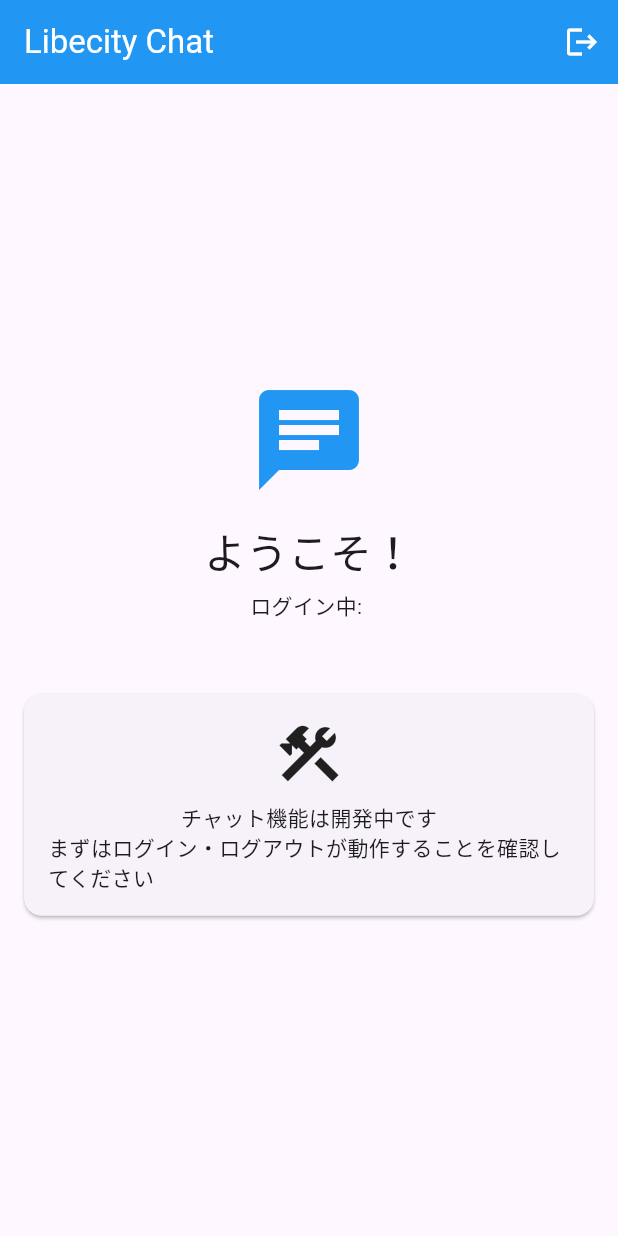
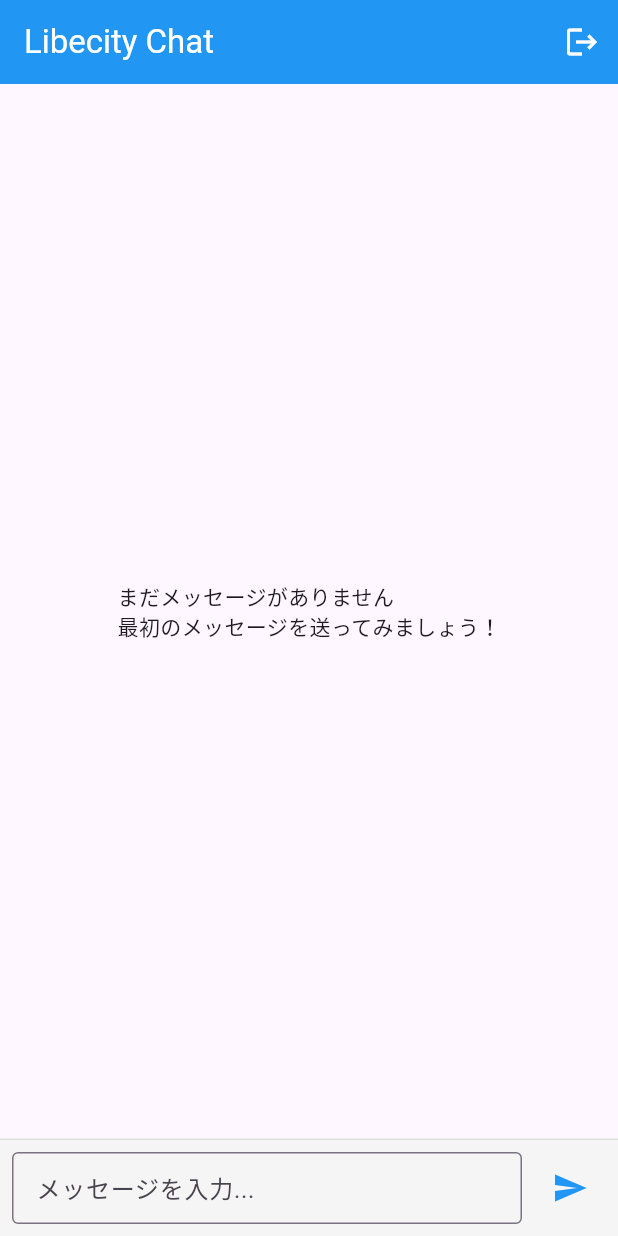
Before and after one commit to naoto-gigit/libecity_app, a Flutter app: the screen it shows once a user with an empty profile is signed in, on a phone screen of 412 x 824 dp. Run offline on Flutter 3.47's test engine with Material 3 defaults, Android fonts, the phone set to English and light mode, and no system bars; our stand-ins replace cloud_firestore, firebase_auth, firebase_core, flutter_riverpod, hive_flutter; accounts and stored records are empty.

Commit message:
リアルタイムチャット機能を実装: Firestore連携完了

```diff
--- /dev/null
+++ b/lib/models/message.dart
@@ -0,0 +1,40 @@
+import 'package:cloud_firestore/cloud_firestore.dart';
+
+// メッセージのデータモデル
+class Message {
+  final String id;
+  final String text;
+  final String senderId;
+  final String senderEmail;
+  final DateTime timestamp;
+
+  const Message({
+    required this.id,
+    required this.text,
+    required this.senderId,
+    required this.senderEmail,
+    required this.timestamp,
+  });
+
+  // Firestoreのドキュメントから Message オブジェクトを作成
+  factory Message.fromFirestore(DocumentSnapshot doc) {
+    final data = doc.data() as Map<String, dynamic>;
+    return Message(
+      id: doc.id,
+      text: data['text'] ?? '',
+      senderId: data['senderId'] ?? '',
+      senderEmail: data['senderEmail'] ?? '',
+      timestamp: (data['timestamp'] as Timestamp).toDate(),
+    );
+  }
+
+  // Message オブジェクトを Firestore用のMapに変換
+  Map<String, dynamic> toFirestore() {
+    return {
+      'text': text,
+      'senderId': senderId,
+      'senderEmail': senderEmail,
+      'timestamp': Timestamp.fromDate(timestamp),
+    };
+  }
+}
--- a/lib/screens/chat_list_screen.dart
+++ b/lib/screens/chat_list_screen.dart
@@ -1,17 +1,78 @@
 import 'package:flutter/material.dart';
 import 'package:flutter_riverpod/flutter_riverpod.dart';
 import '../providers/auth_provider.dart';
+import '../models/message.dart';
+import '../services/firestore_service.dart';
 
-// チャット一覧画面（ログイン後に表示される画面）
-class ChatListScreen extends ConsumerWidget {
+// チャット画面（メッセージのやり取りができる画面）
+class ChatListScreen extends ConsumerStatefulWidget {
   const ChatListScreen({super.key});
 
   @override
-  Widget build(BuildContext context, WidgetRef ref) {
-    // 認証リポジトリを取得
+  ConsumerState<ChatListScreen> createState() => _ChatListScreenState();
+}
+
+class _ChatListScreenState extends ConsumerState<ChatListScreen> {
+  final TextEditingController _messageController = TextEditingController();
+  final ScrollController _scrollController = ScrollController();
+  bool _isLoading = false;
+
+  @override
+  void dispose() {
+    _messageController.dispose();
+    _scrollController.dispose();
+    super.dispose();
+  }
+
+  // メッセージを送信する関数
+  Future<void> _sendMessage() async {
+    final text = _messageController.text.trim();
+    if (text.isEmpty) return;
+
+    setState(() {
+      _isLoading = true;
+    });
+
+    try {
+      await FirestoreService.sendMessage(text);
+      _messageController.clear();
+
+      // 新しいメッセージが送信されたら最下部にスクロール
+      if (mounted) {
+        Future.delayed(const Duration(milliseconds: 100), () {
+          _scrollToBottom();
+        });
+      }
+    } catch (e) {
+      if (mounted) {
+        ScaffoldMessenger.of(context).showSnackBar(
+          SnackBar(content: Text('メッセージの送信に失敗しました: $e')),
+        );
+      }
+    } finally {
+      if (mounted) {
+        setState(() {
+          _isLoading = false;
+        });
+      }
+    }
+  }
+
+  // メッセージリストの最下部にスクロール
+  void _scrollToBottom() {
+    if (_scrollController.hasClients) {
+      _scrollController.animateTo(
+        _scrollController.position.maxScrollExtent,
+        duration: const Duration(milliseconds: 300),
+        curve: Curves.easeOut,
+      );
+    }
+  }
+
+  @override
+  Widget build(BuildContext context) {
     final authRepo = ref.read(authRepositoryProvider);
-    // 現在のユーザー情報を取得
-    final user = authRepo.currentUser;
+    final currentUser = authRepo.currentUser;
 
     return Scaffold(
       appBar: AppBar(
@@ -19,52 +80,140 @@ class ChatListScreen extends ConsumerWidget {
         backgroundColor: Colors.blue,
         foregroundColor: Colors.white,
         actions: [
-          // ログアウトボタン
           IconButton(
             icon: const Icon(Icons.logout),
             onPressed: () async {
-              // ログアウト実行
               await authRepo.signOut();
-              // authStateProvider が変化して自動でログイン画面に戻る！
             },
           ),
         ],
       ),
-      body: Center(
+      body: Column(
+        children: [
+          // メッセージ一覧
+          Expanded(
+            child: StreamBuilder<List<Message>>(
+              stream: FirestoreService.getRecentMessages(),
+              builder: (context, snapshot) {
+                if (snapshot.connectionState == ConnectionState.waiting) {
+                  return const Center(child: CircularProgressIndicator());
+                }
+
+                if (snapshot.hasError) {
+                  return Center(
+                    child: Text('エラーが発生しました: ${snapshot.error}'),
+                  );
+                }
+
+                final messages = snapshot.data ?? [];
+
+                if (messages.isEmpty) {
+                  return const Center(
+                    child: Text('まだメッセージがありません\n最初のメッセージを送ってみましょう！'),
+                  );
+                }
+
+                return ListView.builder(
+                  controller: _scrollController,
+                  padding: const EdgeInsets.all(8),
+                  itemCount: messages.length,
+                  itemBuilder: (context, index) {
+                    final message = messages[index];
+                    final isMyMessage = message.senderId == currentUser?.uid;
+
+                    return _buildMessageBubble(message, isMyMessage);
+                  },
+                );
+              },
+            ),
+          ),
+
+          // メッセージ入力欄
+          Container(
+            padding: const EdgeInsets.all(8),
+            decoration: BoxDecoration(
+              color: Colors.grey[100],
+              border: Border(top: BorderSide(color: Colors.grey[300]!)),
+            ),
+            child: Row(
+              children: [
+                Expanded(
+                  child: TextField(
+                    controller: _messageController,
+                    decoration: const InputDecoration(
+                      hintText: 'メッセージを入力...',
+                      border: OutlineInputBorder(),
+                      contentPadding: EdgeInsets.symmetric(
+                        horizontal: 12,
+                        vertical: 8,
+                      ),
+                    ),
+                    onSubmitted: (_) => _sendMessage(),
+                  ),
+                ),
+                const SizedBox(width: 8),
+                _isLoading
+                    ? const SizedBox(
+                        width: 40,
+                        height: 40,
+                        child: Padding(
+                          padding: EdgeInsets.all(8),
+                          child: CircularProgressIndicator(strokeWidth: 2),
+                        ),
+                      )
+                    : IconButton(
+                        onPressed: _sendMessage,
+                        icon: const Icon(Icons.send),
+                        color: Colors.blue,
+                      ),
+              ],
+            ),
+          ),
+        ],
+      ),
+    );
+  }
+
+  // メッセージバブルを作成する関数
+  Widget _buildMessageBubble(Message message, bool isMyMessage) {
+    return Align(
+      alignment: isMyMessage ? Alignment.centerRight : Alignment.centerLeft,
+      child: Container(
+        margin: const EdgeInsets.symmetric(vertical: 4),
+        padding: const EdgeInsets.all(12),
+        decoration: BoxDecoration(
+          color: isMyMessage ? Colors.blue : Colors.grey[300],
+          borderRadius: BorderRadius.circular(12),
+        ),
+        constraints: BoxConstraints(
+          maxWidth: MediaQuery.of(context).size.width * 0.75,
+        ),
         child: Column(
-          mainAxisAlignment: MainAxisAlignment.center,
+          crossAxisAlignment: CrossAxisAlignment.start,
           children: [
-            // ユーザー情報表示
-            const Icon(
-              Icons.chat,
-              size: 80,
-              color: Colors.blue,
+            if (!isMyMessage) ...[
+              Text(
+                message.senderEmail,
+                style: const TextStyle(
+                  fontSize: 12,
+                  fontWeight: FontWeight.bold,
+                  color: Colors.black54,
+                ),
+              ),
+              const SizedBox(height: 4),
+            ],
+            Text(
+              message.text,
+              style: TextStyle(
+                color: isMyMessage ? Colors.white : Colors.black87,
+              ),
             ),
-            const SizedBox(height: 16),
+            const SizedBox(height: 4),
             Text(
-              'ようこそ！',
-              style: Theme.of(context).textTheme.headlineMedium,
-            ),
-            const SizedBox(height: 8),
-            Text(
-              'ログイン中: ${user?.email ?? "不明"}',
-              style: Theme.of(context).textTheme.bodyMedium,
-            ),
-            const SizedBox(height: 32),
-
-            // 将来的にチャット一覧がここに表示される
-            const Card(
-              margin: EdgeInsets.all(16),
-              child: Padding(
-                padding: EdgeInsets.all(16),
-                child: Column(
-                  children: [
-                    Icon(Icons.construction, size: 48),
-                    SizedBox(height: 8),
-                    Text('チャット機能は開発中です'),
-                    Text('まずはログイン・ログアウトが動作することを確認してください'),
-                  ],
-                ),
+              '${message.timestamp.hour}:${message.timestamp.minute.toString().padLeft(2, '0')}',
+              style: TextStyle(
+                fontSize: 10,
+                color: isMyMessage ? Colors.white70 : Colors.black54,
               ),
             ),
           ],
--- /dev/null
+++ b/lib/services/firestore_service.dart
@@ -0,0 +1,63 @@
+import 'package:cloud_firestore/cloud_firestore.dart';
+import 'package:firebase_auth/firebase_auth.dart';
+import '../models/message.dart';
+
+// Firestoreとのやり取りを管理するサービス
+class FirestoreService {
+  static final FirebaseFirestore _firestore = FirebaseFirestore.instance;
+  static final FirebaseAuth _auth = FirebaseAuth.instance;
+
+  // メッセージコレクションへの参照
+  static CollectionReference get _messagesCollection =>
+      _firestore.collection('messages');
+
+  // メッセージを送信する
+  static Future<void> sendMessage(String text) async {
+    final user = _auth.currentUser;
+    if (user == null) {
+      throw Exception('ログインが必要です');
+    }
+
+    final message = Message(
+      id: '', // Firestoreが自動生成するので空文字
+      text: text,
+      senderId: user.uid,
+      senderEmail: user.email ?? '',
+      timestamp: DateTime.now(),
+    );
+
+    try {
+      await _messagesCollection.add(message.toFirestore());
+    } catch (e) {
+      throw Exception('メッセージの送信に失敗しました: $e');
+    }
+  }
+
+  // メッセージ一覧をリアルタイムで取得する Stream
+  static Stream<List<Message>> getMessages() {
+    return _messagesCollection
+        .orderBy('timestamp', descending: false) // 古い順にソート
+        .snapshots() // リアルタイム監視
+        .map((snapshot) {
+          // Firestore の DocumentSnapshot を Message オブジェクトに変換
+          return snapshot.docs.map((doc) {
+            return Message.fromFirestore(doc);
+          }).toList();
+        });
+  }
+
+  // 最新のメッセージ N 件を取得
+  static Stream<List<Message>> getRecentMessages({int limit = 50}) {
+    return _messagesCollection
+        .orderBy('timestamp', descending: true) // 新しい順
+        .limit(limit) // 件数制限
+        .snapshots()
+        .map((snapshot) {
+          final messages = snapshot.docs.map((doc) {
+            return Message.fromFirestore(doc);
+          }).toList();
+          // 表示用に古い順に並び替え
+          return messages.reversed.toList();
+        });
+  }
+}
--- a/lib/widgets/auth_wrapper.dart
+++ b/lib/widgets/auth_wrapper.dart
@@ -34,8 +34,8 @@ class AuthWrapper extends ConsumerWidget {
               const SizedBox(height: 16),
               ElevatedButton(
                 onPressed: () {
-                  // 再読み込み（戻り値は使用しないが警告を避けるため変数に代入）
-                  ref.refresh(authStateProvider);
+                  // 再読み込み（戻り値を適切に処理）
+                  ref.invalidate(authStateProvider);
                 },
                 child: const Text('再試行'),
               ),
```
